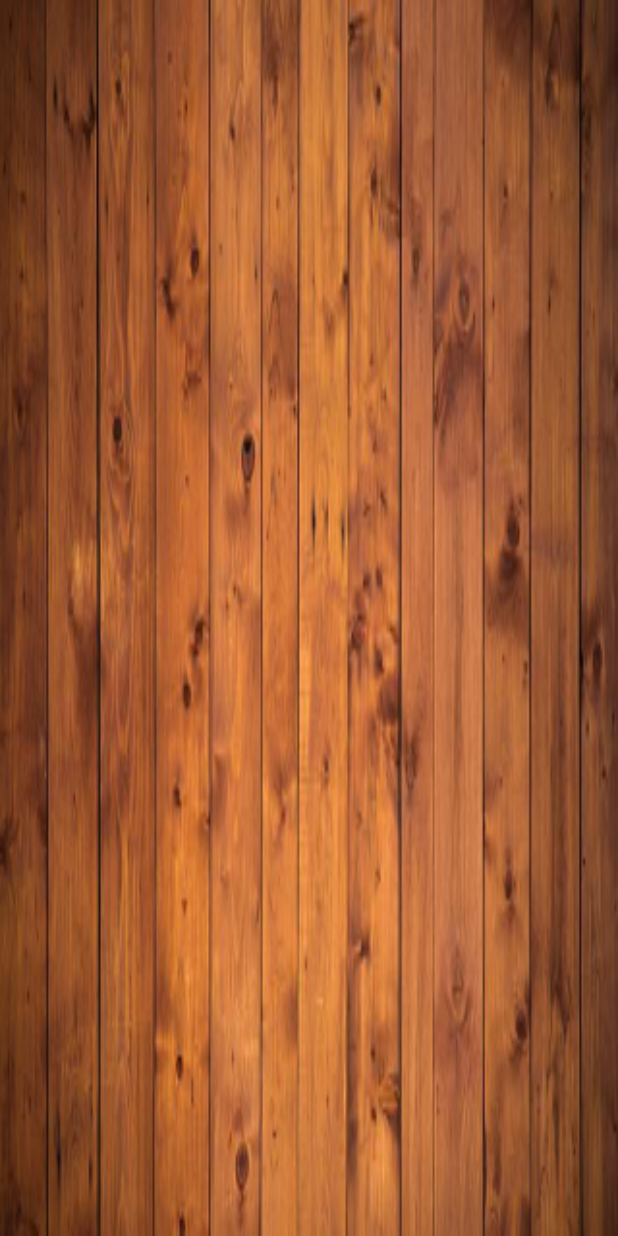
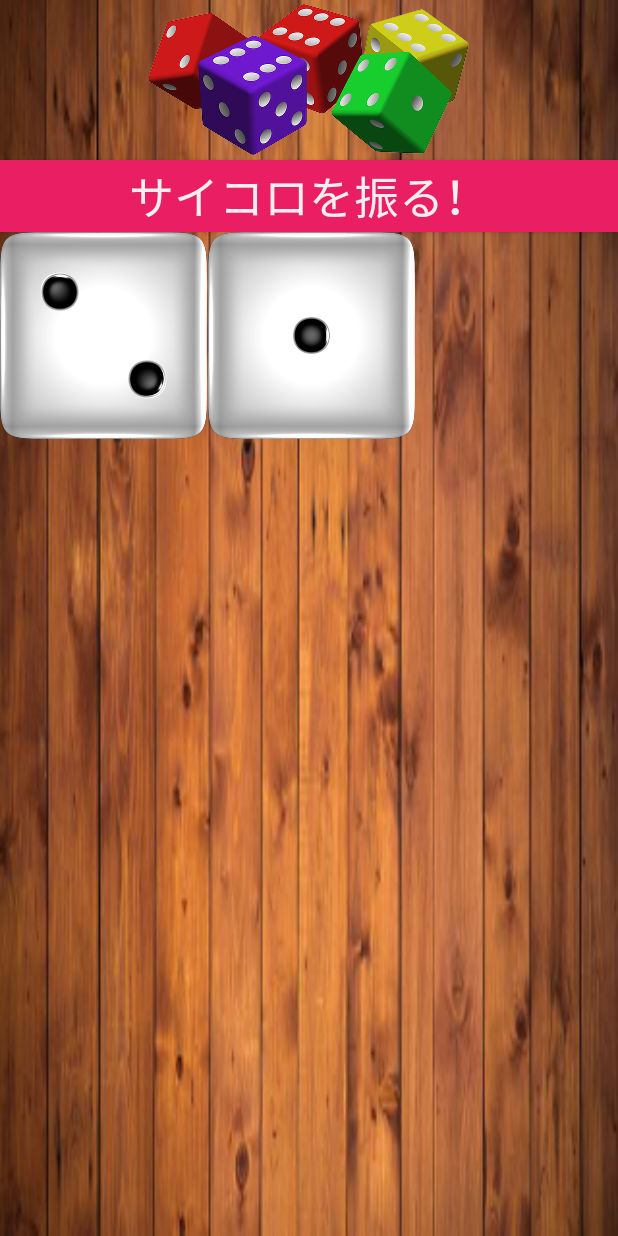
Before and after one commit to hayashi-h-s/DiceApp, an Android app: the screen it shows after launch (MainActivity), on a phone screen of 412 x 824 dp. Run offline under Robolectric (Android 15) with nearby library versions, the phone set to English and light mode, and no system bars.

Commit message:
[add]画像部品を追加

```diff
--- a/app/src/main/res/layout/activity_main.xml
+++ b/app/src/main/res/layout/activity_main.xml
@@ -9,8 +9,46 @@
     android:background="@drawable/app_bg">
 
     <RelativeLayout
-        android:layout_width="wrap_content"
+        android:layout_width="match_parent"
         android:layout_height="wrap_content">
 
+        <ImageView
+            android:id="@+id/imageView"
+            android:layout_width="wrap_content"
+            android:layout_height="wrap_content"
+            app:srcCompat="@drawable/top_image"
+            android:layout_centerHorizontal="true"
+            />
+
     </RelativeLayout>
+
+    <Button
+        android:id="@+id/button4"
+        android:layout_width="match_parent"
+        android:layout_height="wrap_content"
+        android:background="#E91E63"
+        android:fontFamily="sans-serif-medium"
+        android:text="サイコロを振る！"
+        android:textColor="#F4EEEE"
+        android:textSize="30sp" />
+
+    <LinearLayout
+        android:layout_width="wrap_content"
+        android:layout_height="wrap_content"
+        android:orientation="horizontal">
+
+        <ImageView
+            android:id="@+id/imageView3"
+            android:layout_width="wrap_content"
+            android:layout_height="wrap_content"
+            android:layout_weight="1"
+            app:srcCompat="@drawable/dice2" />
+
+        <ImageView
+            android:id="@+id/imageView2"
+            android:layout_width="wrap_content"
+            android:layout_height="wrap_content"
+            android:layout_weight="1"
+            app:srcCompat="@drawable/dice1" />
+    </LinearLayout>
 </LinearLayout>
```
